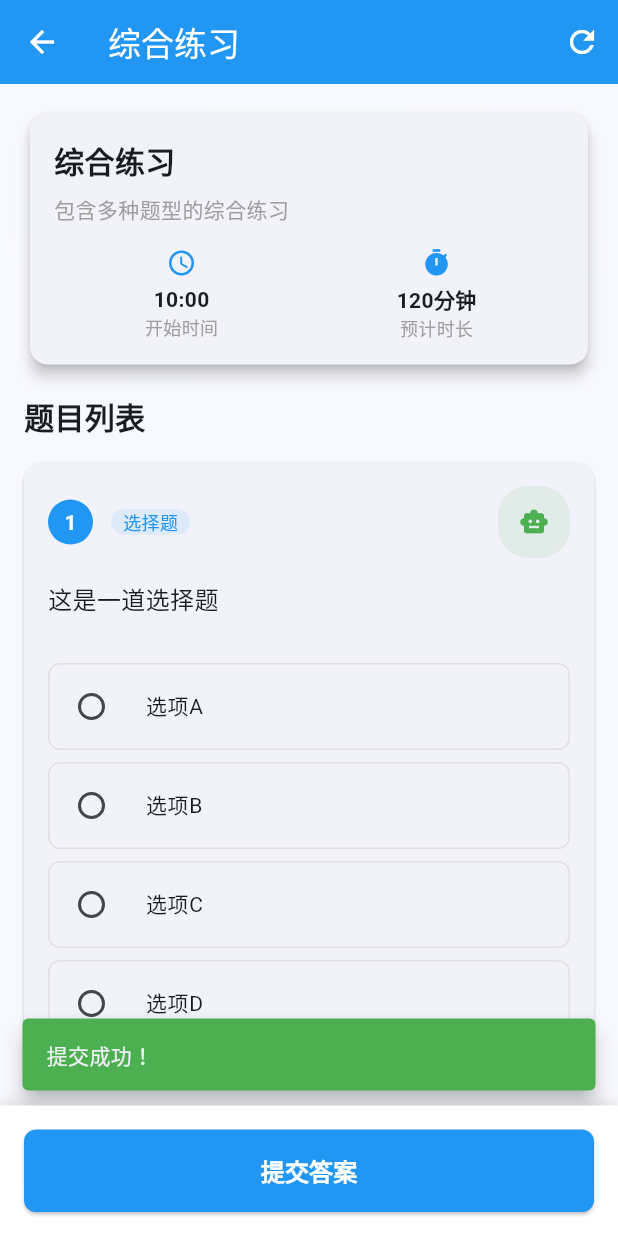
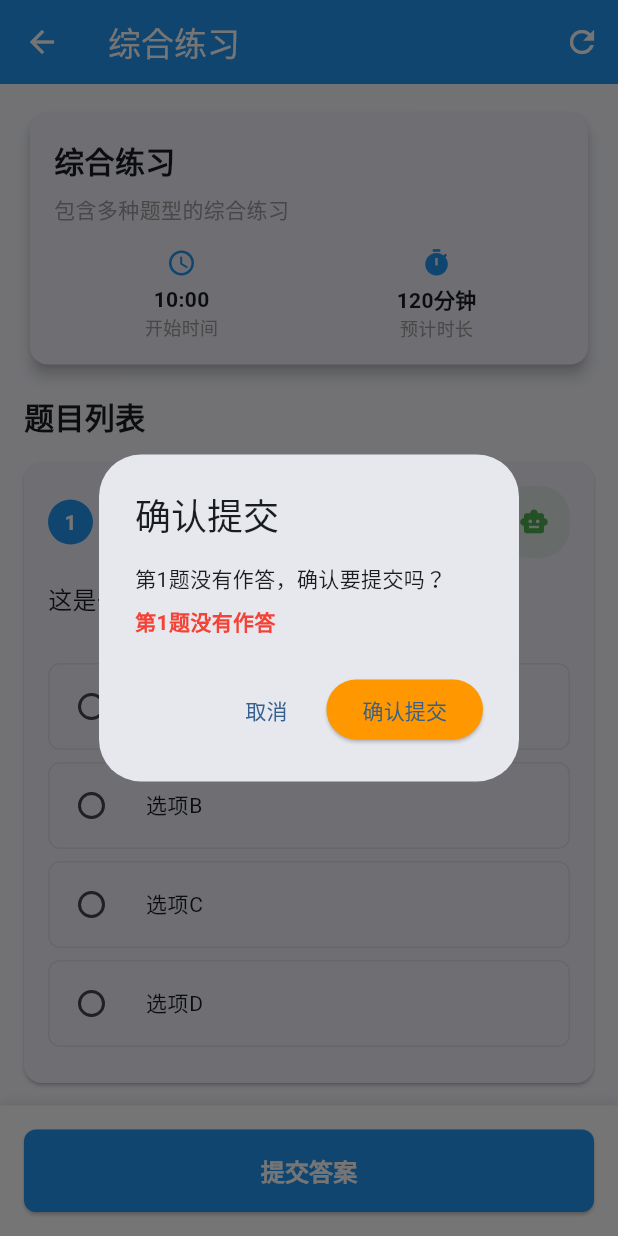
Before and after one commit to johanchow/homework-flutter, a Flutter app: the ChallengeDetailPage screen opened directly with empty values, after a tap on "提交答案", on a phone screen of 412 x 824 dp. Run offline on Flutter 3.47's test engine with Material 3 defaults, Android fonts, the phone set to English and light mode, and no system bars; our stand-ins replace just_audio, permission_handler, shared_preferences, webview_flutter; missing offline and left inert: record; accounts and stored records are empty.

Commit message:
提交exam之前会检查是否全部完成

```diff
--- a/lib/challenge_detail_page.dart
+++ b/lib/challenge_detail_page.dart
@@ -20,6 +20,12 @@ class _ChallengeDetailPageState extends State<ChallengeDetailPage> {
   List<Question> _questions = [];
   bool _isLoading = true;
   String? _error;
+
+  // 答案状态管理
+  final Map<String, dynamic> _answers = {};
+  final Map<String, String> _selectedChoices = {};
+  final Map<String, String> _textAnswers = {};
+  final Map<String, String> _recordingPaths = {};
 
   @override
   void initState() {
@@ -311,20 +317,37 @@ class _ChallengeDetailPageState extends State<ChallengeDetailPage> {
                 padding: const EdgeInsets.only(bottom: 8.0),
                 child: Container(
                   decoration: BoxDecoration(
-                    border: Border.all(color: Colors.grey[300]!),
+                    border: Border.all(
+                      color: _selectedChoices[question.id] == question.options[optionIndex]
+                          ? Colors.blue
+                          : Colors.grey[300]!,
+                      width: _selectedChoices[question.id] == question.options[optionIndex] ? 2 : 1,
+                    ),
                     borderRadius: BorderRadius.circular(8),
+                    color: _selectedChoices[question.id] == question.options[optionIndex]
+                        ? Colors.blue.withOpacity(0.1)
+                        : null,
                   ),
                   child: RadioListTile<String>(
                     value: question.options[optionIndex],
-                    groupValue: null,
+                    groupValue: _selectedChoices[question.id],
                     onChanged: (value) {
-                      // 处理选项选择
+                      setState(() {
+                        _selectedChoices[question.id] = value!;
+                        _answers[question.id] = value;
+                      });
                     },
                     title: Text(
                       question.options[optionIndex],
-                      style: const TextStyle(fontSize: 14),
+                      style: TextStyle(
+                        fontSize: 14,
+                        fontWeight: _selectedChoices[question.id] == question.options[optionIndex]
+                            ? FontWeight.bold
+                            : FontWeight.normal,
+                      ),
                     ),
                     contentPadding: const EdgeInsets.symmetric(horizontal: 8),
+                    activeColor: Colors.blue,
                   ),
                 ),
               ),
@@ -335,6 +358,7 @@ class _ChallengeDetailPageState extends State<ChallengeDetailPage> {
 
       case 'fill':
         return TextField(
+          controller: TextEditingController(text: _textAnswers[question.id] ?? ''),
           decoration: InputDecoration(
             hintText: '请输入答案',
             border: OutlineInputBorder(
@@ -342,18 +366,26 @@ class _ChallengeDetailPageState extends State<ChallengeDetailPage> {
             ),
             contentPadding: const EdgeInsets.all(12),
           ),
+          onChanged: (value) {
+            _textAnswers[question.id] = value;
+            _answers[question.id] = value;
+          },
         );
 
       case 'reading':
         return RecordSoundWidget(
           onRecordingComplete: (String path) {
-            // 录音完成后的回调
-            ApiService.showSuccess(context, '录音完成！文件路径: $path');
+            setState(() {
+              _recordingPaths[question.id] = path;
+              _answers[question.id] = path;
+            });
+            ApiService.showSuccess(context, '录音完成！');
           },
         );
 
       case 'qa':
         return TextField(
+          controller: TextEditingController(text: _textAnswers[question.id] ?? ''),
           maxLines: 4,
           decoration: InputDecoration(
             hintText: '请输入答案',
@@ -362,23 +394,26 @@ class _ChallengeDetailPageState extends State<ChallengeDetailPage> {
             ),
             contentPadding: const EdgeInsets.all(12),
           ),
+          onChanged: (value) {
+            _textAnswers[question.id] = value;
+            _answers[question.id] = value;
+          },
         );
 
       case 'summary':
-        return Container(
-          padding: const EdgeInsets.all(12),
-          decoration: BoxDecoration(
-            color: Colors.blue[50],
-            borderRadius: BorderRadius.circular(8),
-            border: Border.all(color: Colors.blue[200]!),
-          ),
-          child: const Text(
-            '总结题：请根据以上内容进行总结',
-            style: TextStyle(
-              color: Colors.blue,
-              fontWeight: FontWeight.w500,
+        return Column(
+          crossAxisAlignment: CrossAxisAlignment.start,
+          children: [
+            RecordSoundWidget(
+              onRecordingComplete: (String path) {
+                setState(() {
+                  _recordingPaths[question.id] = path;
+                  _answers[question.id] = path;
+                });
+                ApiService.showSuccess(context, '总结录音完成！');
+              },
             ),
-          ),
+          ],
         );
 
       default:
@@ -555,9 +590,7 @@ class _ChallengeDetailPageState extends State<ChallengeDetailPage> {
               child: SizedBox(
                 width: double.infinity,
                 child: ElevatedButton(
-                  onPressed: () {
-                    ApiService.showSuccess(context, '提交成功！');
-                  },
+                  onPressed: _handleSubmit,
                   style: ElevatedButton.styleFrom(
                     backgroundColor: Colors.blue,
                     foregroundColor: Colors.white,
@@ -601,4 +634,94 @@ class _ChallengeDetailPageState extends State<ChallengeDetailPage> {
       ],
     );
   }
+
+  void _handleSubmit() {
+    // 检查哪些题目没有作答
+    List<int> unansweredQuestions = [];
+
+    for (int i = 0; i < _questions.length; i++) {
+      String questionId = _questions[i].id;
+      if (_answers[questionId] == null ||
+          (_answers[questionId] is String && _answers[questionId].toString().trim().isEmpty)) {
+        unansweredQuestions.add(i + 1);
+      }
+    }
+
+    if (unansweredQuestions.isEmpty) {
+      // 全部题目都已作答
+      _showConfirmDialog(
+        '确认提交',
+        '是否要提交答案？',
+        () => _submitAnswers(),
+      );
+    } else {
+      // 有题目没有作答
+      String unansweredText = unansweredQuestions.map((questionNum) => '第$questionNum题').join('、');
+      _showConfirmDialog(
+        '确认提交',
+        '${unansweredText}没有作答，确认要提交吗？',
+        () => _submitAnswers(),
+        isWarning: true,
+        unansweredQuestions: unansweredQuestions,
+      );
+    }
+  }
+
+  void _showConfirmDialog(
+    String title,
+    String content,
+    VoidCallback onConfirm, {
+    bool isWarning = false,
+    List<int>? unansweredQuestions,
+  }) {
+    showDialog(
+      context: context,
+      builder: (BuildContext context) {
+        return AlertDialog(
+          title: Text(title),
+          content: Column(
+            mainAxisSize: MainAxisSize.min,
+            crossAxisAlignment: CrossAxisAlignment.start,
+            children: [
+              Text(content),
+              if (unansweredQuestions != null) ...[
+                const SizedBox(height: 8),
+                ...unansweredQuestions.map((questionNum) => Text(
+                  '第$questionNum题没有作答',
+                  style: const TextStyle(
+                    color: Colors.red,
+                    fontWeight: FontWeight.bold,
+                  ),
+                )),
+              ],
+            ],
+          ),
+          actions: [
+            TextButton(
+              onPressed: () => Navigator.of(context).pop(),
+              child: const Text('取消'),
+            ),
+            ElevatedButton(
+              onPressed: () {
+                Navigator.of(context).pop();
+                onConfirm();
+              },
+              style: ElevatedButton.styleFrom(
+                backgroundColor: isWarning ? Colors.orange : Colors.blue,
+              ),
+              child: Text(isWarning ? '确认提交' : '提交'),
+            ),
+          ],
+        );
+      },
+    );
+  }
+
+  void _submitAnswers() {
+    // 这里可以添加实际的提交逻辑
+    ApiService.showSuccess(context, '提交成功！');
+
+    // 打印答案用于调试
+    // print('提交的答案: $_answers');
+  }
 }
--- a/lib/component/record_sound.dart
+++ b/lib/component/record_sound.dart
@@ -229,7 +229,7 @@ class _RecordSoundWidgetState extends State<RecordSoundWidget> {
           ),
           const SizedBox(height: 8),
           const Text(
-            '点击开始录音',
+            '语音作答',
             style: TextStyle(
               fontSize: 16,
               fontWeight: FontWeight.w500,
```
